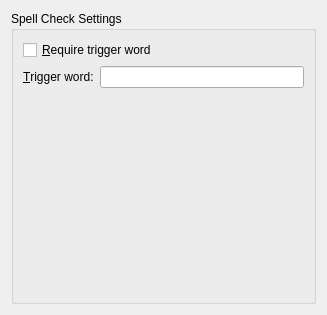
Above: runners/spellchecker/spellcheck_config.ui from KDE/kdeplasma-addons before the change. Below: the same form after it.
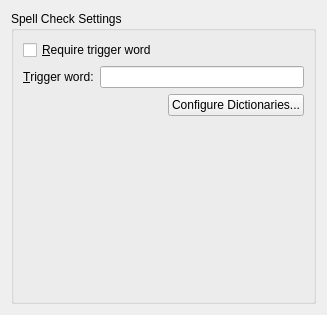
That is the form after the change.

Commit message:
[Spellchecker Runner] Add button to open Spell Check KCM
In the runner's configuration you can only configure the trigger word, whereas language and other settings are in the KCM.
Just add a button to open said KCM

FIXED-IN: 5.14.0

Patch:
```diff
--- a/runners/spellchecker/spellcheck_config.ui
+++ b/runners/spellchecker/spellcheck_config.ui
@@ -41,8 +41,32 @@
        </layout>
       </item>
       <item>
-       <spacer name="verticalSpacer" >
-        <property name="orientation" >
+       <layout class="QHBoxLayout" name="horizontalLayout_2">
+        <item>
+         <spacer name="horizontalSpacer">
+          <property name="orientation">
+           <enum>Qt::Horizontal</enum>
+          </property>
+          <property name="sizeHint" stdset="0">
+           <size>
+            <width>40</width>
+            <height>20</height>
+           </size>
+          </property>
+         </spacer>
+        </item>
+        <item>
+         <widget class="QPushButton" name="m_openKcmButton">
+          <property name="text">
+           <string>Configure Dictionaries...</string>
+          </property>
+         </widget>
+        </item>
+       </layout>
+      </item>
+      <item>
+       <spacer name="verticalSpacer">
+        <property name="orientation">
          <enum>Qt::Vertical</enum>
         </property>
         <property name="sizeHint" stdset="0" >
```
Left out of the diff: 31 changed lines with no effect on the pictures. The commit also changes 2 other files.
